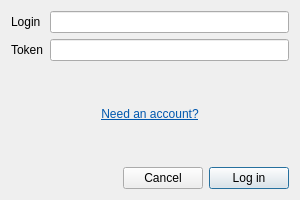
The window that mapflow/static/ui/login_dialog.ui (Geoalert/mapflow-qgis) describes before a commit, drawn with Qt 5.
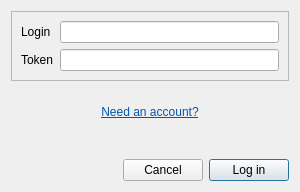
The same window after the commit. Custom widgets are drawn as their Qt base class.

Commit message: improv: fix login dlg size

Diff of the .ui file:
```diff
--- a/mapflow/static/ui/login_dialog.ui
+++ b/mapflow/static/ui/login_dialog.ui
@@ -7,29 +7,36 @@
     <x>0</x>
     <y>0</y>
     <width>300</width>
-    <height>200</height>
+    <height>192</height>
    </rect>
   </property>
+  <property name="sizePolicy">
+   <sizepolicy hsizetype="Fixed" vsizetype="Fixed">
+    <horstretch>0</horstretch>
+    <verstretch>0</verstretch>
+   </sizepolicy>
+  </property>
   <property name="minimumSize">
    <size>
     <width>300</width>
-    <height>180</height>
+    <height>192</height>
    </size>
   </property>
   <property name="maximumSize">
    <size>
-    <width>350</width>
-    <height>230</height>
+    <width>300</width>
+    <height>192</height>
    </size>
   </property>
   <property name="windowTitle">
    <string>Mapflow - Log In</string>
   </property>
-  <property name="styleSheet">
-   <string notr="true">rgb(255,0,0)</string>
-  </property>
   <layout class="QVBoxLayout" name="verticalLayout">
    <item>
+    <widget class="QFrame" name="form">
+     <property name="frameShape">
+      <enum>QFrame::StyledPanel</enum>
+     </property>
     <layout class="QFormLayout" name="formLayout">
      <item row="0" column="0">
       <widget class="QLabel" name="loginLabel">
@@ -63,6 +70,7 @@
       </widget>
      </item>
     </layout>
+    </widget>
    </item>
    <item>
     <widget class="QLabel" name="needAnAccount">
```
Lines whose indentation alone changed are shown as unchanged. The commit also changes 1 other file.
